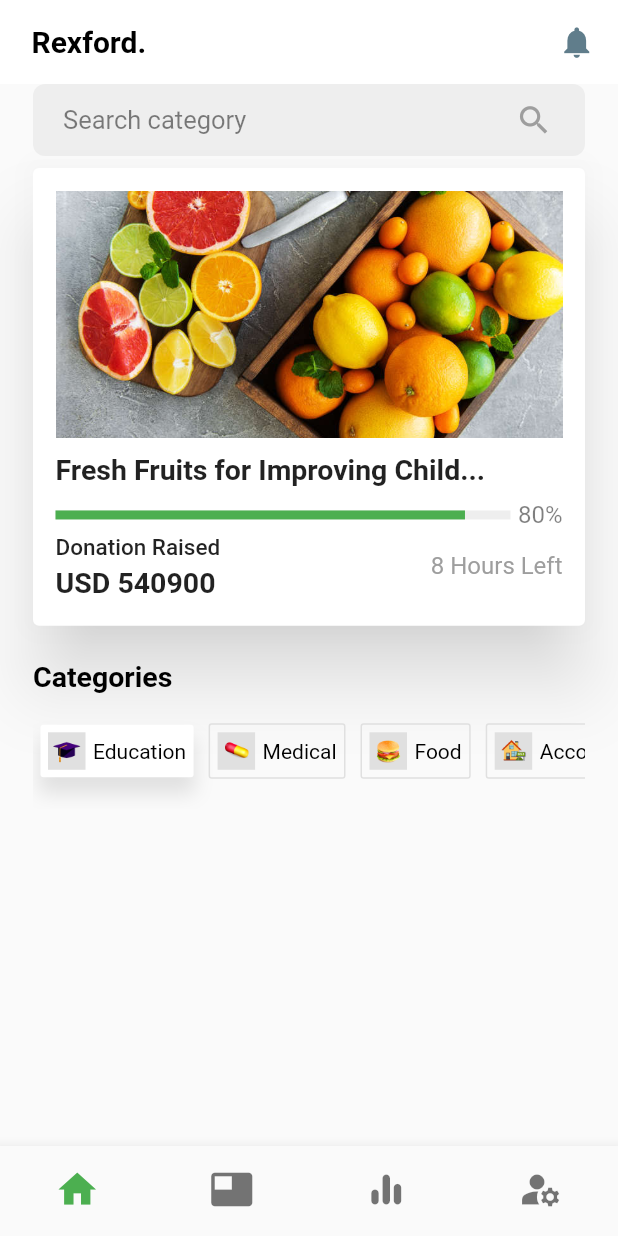
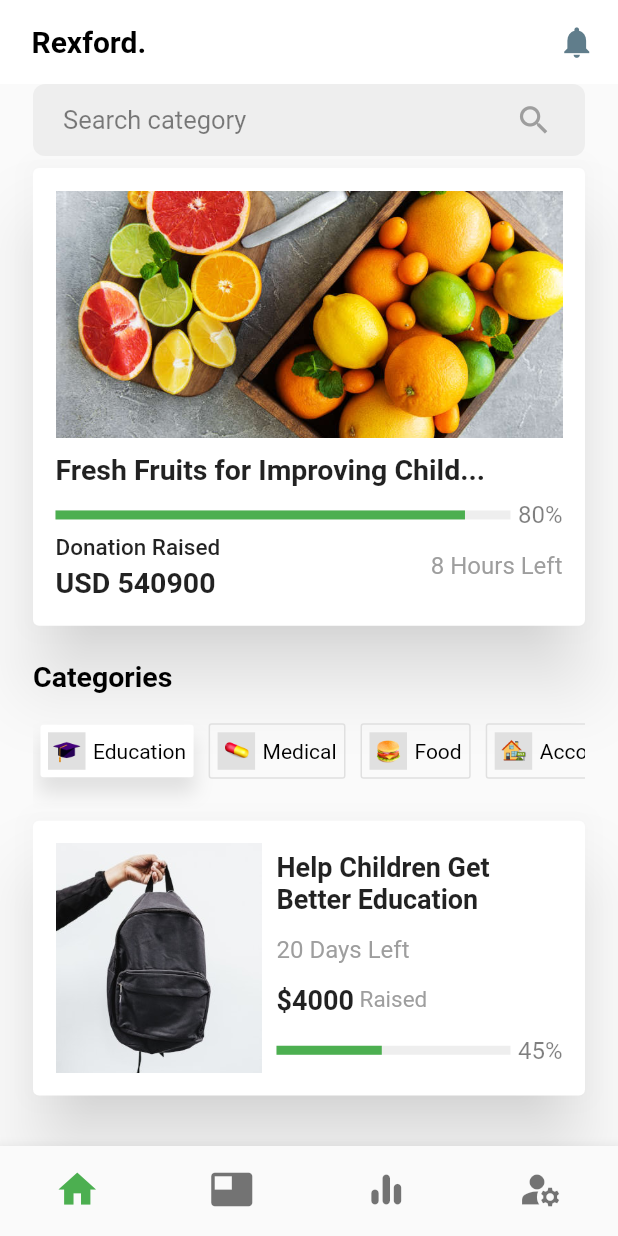
Before and after one commit to rexfordnyrk/donation, a Flutter app: the screen it shows after launch, on a phone screen of 412 x 824 dp. Run offline on Flutter 3.47's test engine with Material 2 defaults, Android fonts, the phone set to English and light mode, and no system bars; missing offline and left inert: dart:ffi.

Commit message:
completed donation item card

```diff
--- a/lib/screens/MainScreen.dart
+++ b/lib/screens/MainScreen.dart
@@ -2,6 +2,7 @@ import 'dart:ffi';
 
 import 'package:donation/widgets/category_menu.dart';
 import 'package:donation/widgets/category_menu_item.dart';
+import 'package:donation/widgets/donation_item_card.dart';
 import 'package:donation/widgets/main_donate_card.dart';
 import 'package:donation/widgets/search_bar.dart';
 import 'package:flutter/material.dart';
@@ -32,9 +33,10 @@ class MainScreen extends StatelessWidget {
       ),
       body: Padding(
         padding: const EdgeInsets.symmetric(horizontal: 22.0),
+        child: SingleChildScrollView(
           child: Column(
             mainAxisAlignment: MainAxisAlignment.start,
-          mainAxisSize: MainAxisSize.max,
+            mainAxisSize: MainAxisSize.min,
             children: <Widget>[
               const SearchBar(),
               MainDonateCard(),
@@ -48,7 +50,9 @@ class MainScreen extends StatelessWidget {
                           color: Colors.black,
                           fontWeight: FontWeight.bold))),
               CategoryMenu(),
+              DonationItemCard(),
             ],
+          ),
         ),
       ),
       bottomNavigationBar: BottomNavigationBar(
--- /dev/null
+++ b/lib/widgets/donation_item_card.dart
@@ -0,0 +1,96 @@
+import 'package:flutter/material.dart';
+
+class DonationItemCard extends StatelessWidget{
+  @override
+  Widget build(BuildContext context) {
+    return Card(
+      margin: const EdgeInsets.symmetric(vertical: 8),
+      elevation: 20,
+      shadowColor: Colors.black.withOpacity(0.6),
+      child: Container(
+        height: MediaQuery.of(context).size.height / 4.5,
+        padding:
+        const EdgeInsets.symmetric(vertical: 15, horizontal: 15),
+        width: double.maxFinite,
+        child: Row(
+          children: [
+            Container(
+              width: MediaQuery.of(context).size.width / 3,
+              margin: EdgeInsets.only(right: 10),
+              // height: double.maxFinite,
+              child: Image.asset(
+                "assets/images/student_bag.jpg",
+                fit: BoxFit.fitWidth,
+              ),
+            ),
+            Flexible(
+              flex: 1,
+              fit: FlexFit.loose,
+              child: Column(
+                mainAxisAlignment: MainAxisAlignment.spaceEvenly,
+                crossAxisAlignment: CrossAxisAlignment.start,
+                children: [
+                  const Text(
+                    "Help Children Get Better Education",
+                    textAlign: TextAlign.start,
+                    style: TextStyle(
+                        fontWeight: FontWeight.bold, fontSize: 18),
+                  ),
+                  const Padding(
+                    padding: EdgeInsets.only(top: 8.0, bottom: 4),
+                    child: Text(
+                      "20 Days Left",
+                      style:
+                      TextStyle(color: Colors.grey, fontSize: 16),
+                    ),
+                  ),
+                  Padding(
+                    padding: const EdgeInsets.only(top: 4.0, bottom: 8),
+                    child: Row(
+                      children: const [
+                        Text(
+                          "\$4000",
+                          textAlign: TextAlign.start,
+                          style: TextStyle(
+                              fontWeight: FontWeight.bold, fontSize: 18),
+                        ),
+                        Text(
+                          " Raised",
+                          textAlign: TextAlign.start,
+                          style: TextStyle(
+                            color: Colors.grey,
+                               fontSize: 15),
+                        ),
+                      ],
+                    ),
+                  ),
+                  Row(
+                    children: [
+                      Flexible(
+                          child: LinearProgressIndicator(
+                            minHeight: 6,
+                            value: 0.45,
+                            color: Colors.green,
+                            backgroundColor: Colors.grey.shade200,
+                          )),
+                      Padding(
+                        padding: const EdgeInsets.only(left: 5),
+                        child: Text(
+                          "45%",
+                          textAlign: TextAlign.right,
+                          style: TextStyle(
+                              fontSize: 16,
+                              color: Colors.black.withOpacity(0.5)),
+                        ),
+                      ),
+                    ],
+                  ),
+                ],
+              ),
+            )
+          ],
+        ),
+      ),
+    );
+  }
+}
```
Also changed, not shown: assets/images/student_bag.jpg (added). Lines whose indentation alone changed are shown as unchanged.
